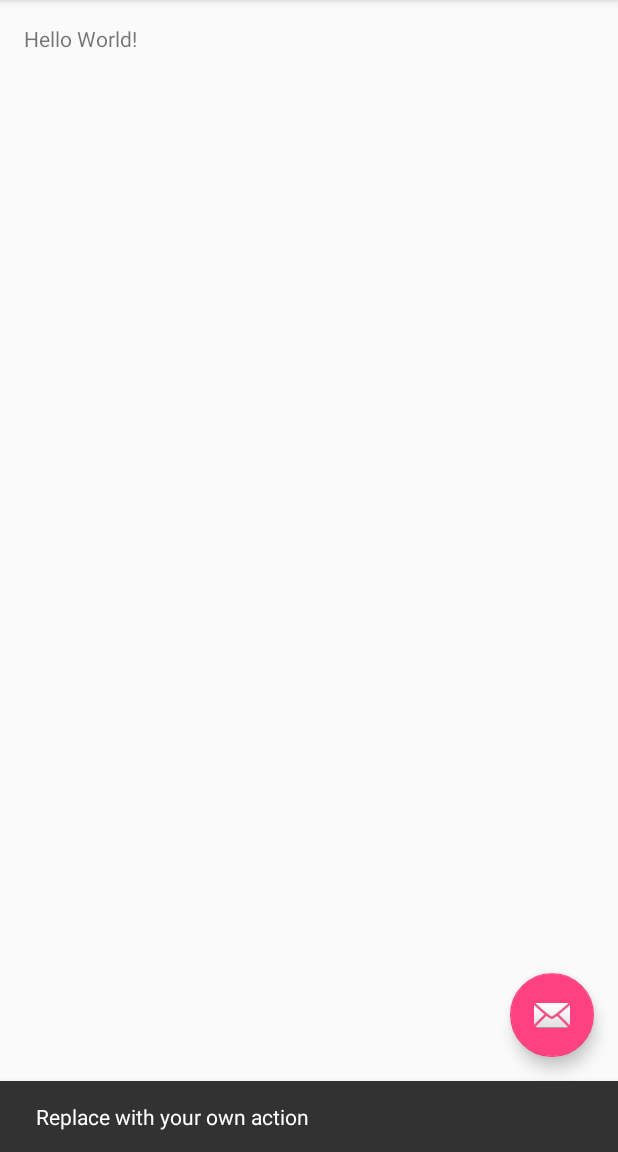
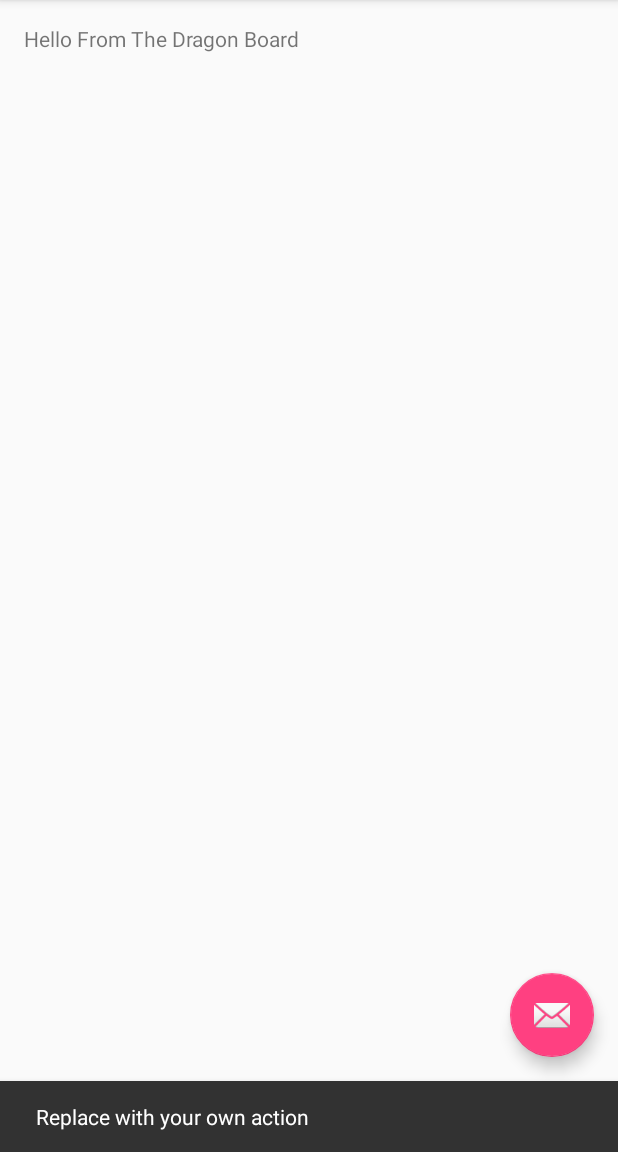
Before and after one commit to ahartman1287/GitExample, an Android app: the screen it shows after launch (GitExampleActivity), after a tap on an icon or button, on a phone screen of 412 x 824 dp, the part 84-1236 px from its top. Run offline under Robolectric (Android 15) with nearby library versions, the phone set to English and light mode, and no system bars.

Commit message:
change the text to mention dragonboard

```diff
--- a/app/src/main/res/layout/content_git_example.xml
+++ b/app/src/main/res/layout/content_git_example.xml
@@ -15,5 +15,5 @@
     <TextView
         android:layout_width="wrap_content"
         android:layout_height="wrap_content"
-        android:text="Hello World!" />
+        android:text="@string/hello_world" />
 </RelativeLayout>
--- a/app/src/main/res/values/strings.xml
+++ b/app/src/main/res/values/strings.xml
@@ -1,4 +1,5 @@
 <resources>
     <string name="app_name">GitExample</string>
     <string name="action_settings">Settings</string>
+    <string name="hello_world">Hello From The Dragon Board</string>
 </resources>
```
